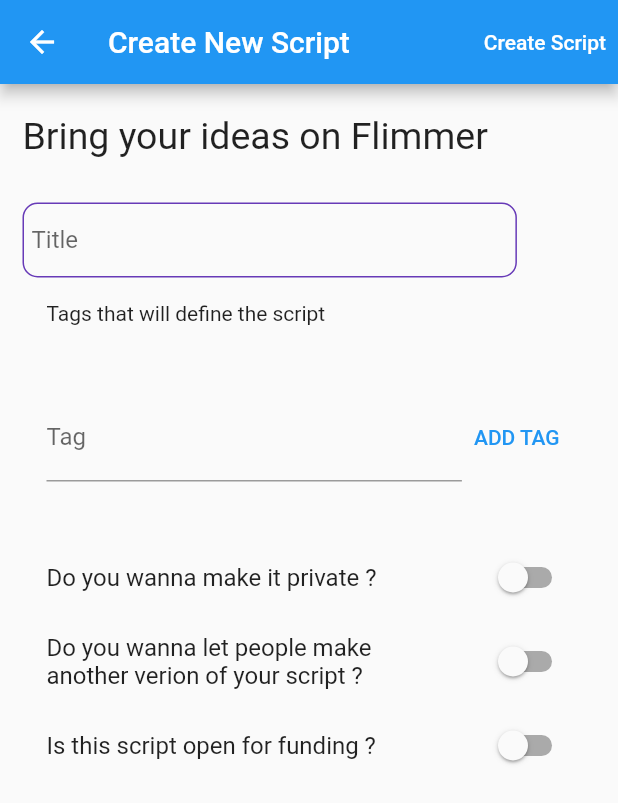
After one commit to Skyhook-Dimension/flimmer-app, a Flutter app: the NewScript screen opened by its route, on a phone screen of 412 x 824 dp. The commit adds this screen. Shown: the top 803 px of the screen. Run offline on Flutter 3.47's test engine with Material 2 defaults, Android fonts, the phone set to English and light mode, and no system bars; our stand-ins replace dio, flutter_icons, flutter_speed_dial, google_fonts, rxdart; missing offline and left inert: spincircle_bottom_bar; network calls fail.

Commit message:
adding new script screen

```diff
--- a/lib/main.dart
+++ b/lib/main.dart
@@ -1,12 +1,12 @@
 import 'package:flimmer/screens/home.dart';
 import 'package:flimmer/screens/profile_page.dart';
 import 'package:flutter/material.dart';
-import './screens/login_page.dart';
 
 import './screens/create_flims.dart';
 
 import './screens/movie_search.dart';
-import 'screens/flims_feed.dart';
+import './screens/flims_feed.dart';
+import './screens/new_script.dart';
 
 void main() {
   runApp(MyApp());
@@ -24,6 +24,7 @@
         CreateFlims.routeName: (ctx) => CreateFlims(),
         MovieSearch.routeName: (ctx) => MovieSearch(),
         UserProfilePage.routeName: (ctx) => UserProfilePage(),
+        NewScript.routeNamed: (ctx) => NewScript(),
       },
     );
   }
--- /dev/null
+++ b/lib/screens/new_script.dart
@@ -0,0 +1,172 @@
+import 'package:flutter/material.dart';
+import '../models/script_model.dart';
+
+class NewScript extends StatefulWidget {
+  static const routeNamed = '/newScript';
+
+  @override
+  _NewScriptState createState() => _NewScriptState();
+}
+
+class _NewScriptState extends State<NewScript> {
+  final GlobalKey<FormFieldState> _form = GlobalKey<FormFieldState>();
+  TextEditingController _scriptTags = new TextEditingController();
+
+  Script _newScript = Script(
+    scriptId: DateTime.now().toIso8601String(),
+    isForkable: false,
+    isPrivate: false,
+    toSponsor: false,
+    tags: [],
+  );
+
+  @override
+  Widget build(BuildContext context) {
+    return Scaffold(
+      appBar: AppBar(
+        title: Text('Create New Script'),
+        actions: [
+          TextButton(
+            onPressed: () {},
+            child: Text(
+              'Create Script',
+              style: TextStyle(color: Colors.white),
+            ),
+          ),
+        ],
+      ),
+      body: SingleChildScrollView(
+        child: Container(
+          padding: EdgeInsets.symmetric(
+            horizontal: 15,
+            vertical: 20,
+          ),
+          child: Form(
+            child: Column(
+              crossAxisAlignment: CrossAxisAlignment.start,
+              children: [
+                Text(
+                  "Bring your ideas on Flimmer",
+                  style: TextStyle(fontSize: 25),
+                ),
+                SizedBox(
+                  height: 30,
+                ),
+                Container(
+                  //margin: EdgeInsets.only(left: 30),
+                  width: MediaQuery.of(context).size.width * 0.8,
+                  height: 50,
+                  padding: EdgeInsets.only(left: 5, right: 5),
+                  decoration: BoxDecoration(
+                    border: Border.all(
+                      color: Colors.deepPurple,
+                    ),
+                    borderRadius: BorderRadius.circular(10.0),
+                  ),
+                  child: TextFormField(
+                    key: _form,
+                    decoration: InputDecoration(
+                      counterText: '',
+                      hintText: "Title",
+                      focusedBorder: InputBorder.none,
+                      enabledBorder: InputBorder.none,
+                      errorBorder: InputBorder.none,
+                      disabledBorder: InputBorder.none,
+                    ),
+                    //controller: _titleController,
+                    autocorrect: true,
+                    maxLines: 1,
+                    validator: (val) {
+                      if (val.length == 0) return "Title Can't be null";
+                      return null;
+                    },
+                    onSaved: (newValue) {},
+                  ),
+                ),
+                Padding(
+                  padding: const EdgeInsets.all(16.0),
+                  child: Column(
+                    crossAxisAlignment: CrossAxisAlignment.start,
+                    children: [
+                      Text('Tags that will define the script'),
+                      SizedBox(
+                        height: 20,
+                      ),
+                      Container(
+                        height: 25,
+                        child: ListView.builder(
+                          scrollDirection: Axis.horizontal,
+                          itemCount: _newScript.tags.length,
+                          itemBuilder: (context, index) => Chip(
+                            label: Text(
+                              _newScript.tags[index],
+                            ),
+                          ),
+                        ),
+                      ),
+                      Container(
+                        child: Row(
+                          children: [
+                            Flexible(
+                              child: TextField(
+                                controller: _scriptTags,
+                                decoration: InputDecoration(
+                                  hintText: 'Enter Tag',
+                                  labelText: 'Tag',
+                                ),
+                              ),
+                            ),
+                            TextButton(
+                              onPressed: () {
+                                setState(() {
+                                  _newScript.tags.add(_scriptTags.text);
+                                  _scriptTags.clear();
+                                });
+                              },
+                              child: Text('ADD TAG'),
+                            ),
+                          ],
+                        ),
+                      ),
+                    ],
+                  ),
+                ),
+                SizedBox(
+                  height: 20,
+                ),
+                SwitchListTile(
+                  value: _newScript.isPrivate,
+                  onChanged: (value) {
+                    setState(() {
+                      _newScript.isPrivate = value;
+                    });
+                  },
+                  title: Text('Do you wanna make it private ?'),
+                ),
+                SwitchListTile(
+                  value: _newScript.isForkable,
+                  onChanged: (value) {
+                    setState(() {
+                      _newScript.isForkable = value;
+                    });
+                  },
+                  title: Text(
+                      'Do you wanna let people make another verion of your script ?'),
+                ),
+                SwitchListTile(
+                  value: _newScript.toSponsor,
+                  onChanged: (value) {
+                    setState(() {
+                      _newScript.toSponsor = value;
+                    });
+                  },
+                  title: Text('Is this script open for funding ?'),
+                ),
+              ],
+            ),
+          ),
+        ),
+      ),
+    );
+  }
+}
--- a/lib/widgets/navigation_bar.dart
+++ b/lib/widgets/navigation_bar.dart
@@ -5,6 +5,7 @@
 import '../screens/flims_feed.dart';
 import '../screens/profile_page.dart';
 import '../screens/create_flims.dart';
+import '../screens/new_script.dart';
 
 class NavigationBar extends StatefulWidget {
   @override
@@ -106,7 +107,9 @@
             ),
             SCItem(
               icon: Icon(Entypo.open_book),
-              onPressed: () {},
+              onPressed: () {
+                Navigator.of(context).pushNamed(NewScript.routeNamed);
+              },
             ),
             //SCItem(icon: Icon(Icons.map), onPressed: () {}),
           ],
```
